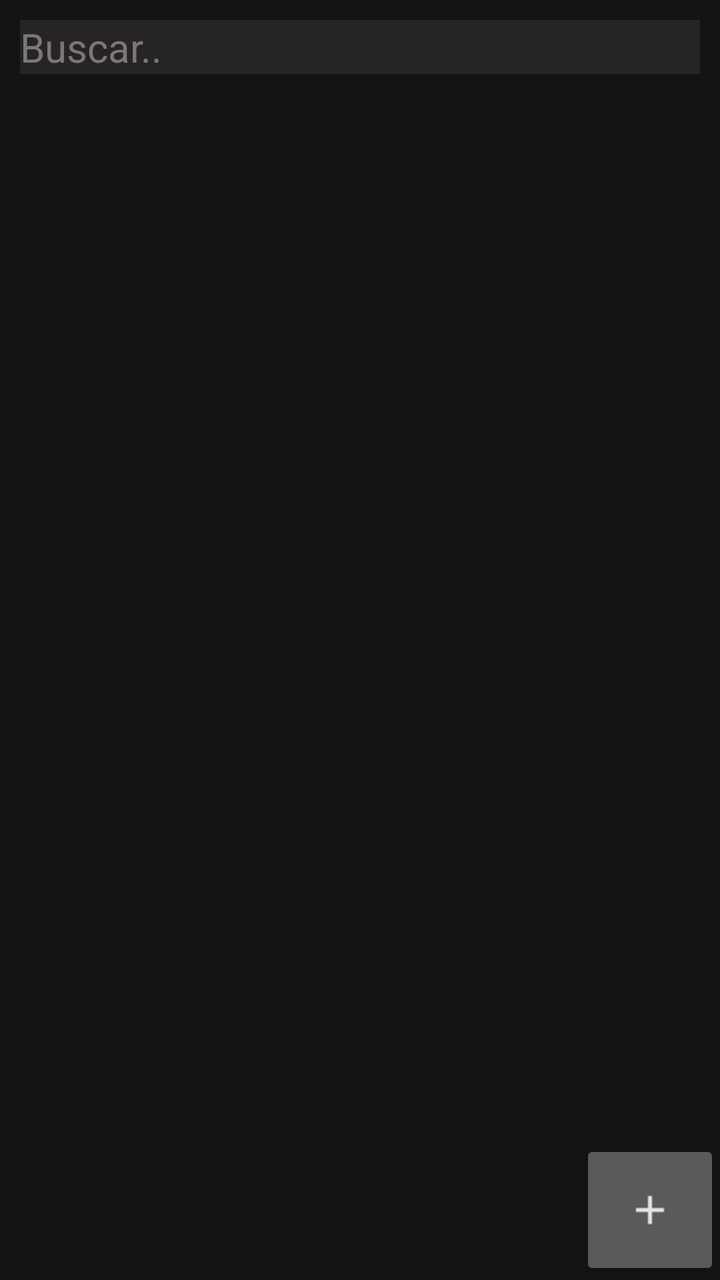
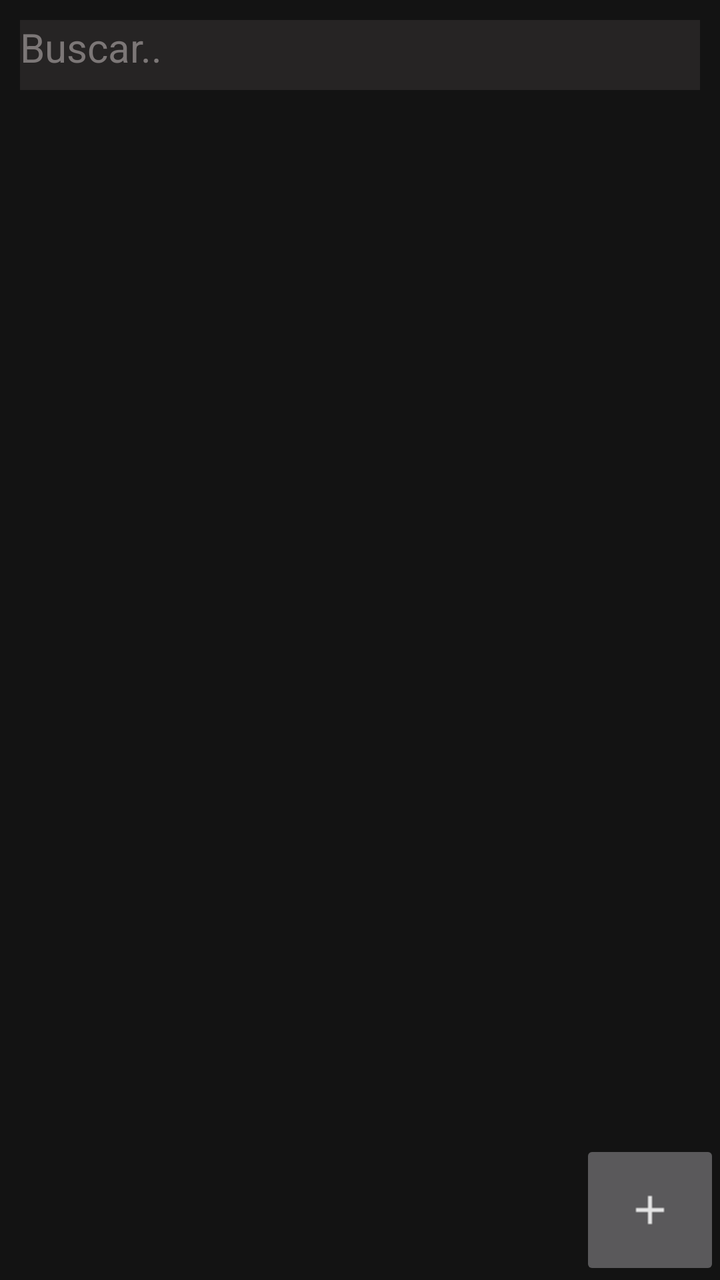

Before-and-after screenshots of an Android layout around one commit, followed by the original layout XML and the change that was made.
<!-- AndroidManifest.xml: application theme Theme.AppCompat.NoActionBar -->
<!-- res/layout/activity_list_reproduction.xml -->
<?xml version="1.0" encoding="UTF-8"?>
<LinearLayout xmlns:android="http://schemas.android.com/apk/res/android"
    xmlns:app="http://schemas.android.com/apk/res-auto"
    android:id="@+id/layoutPrincipal"
    android:layout_width="match_parent"
    android:layout_height="match_parent"
    android:orientation="vertical"
    android:background="#131313">
    <FrameLayout 
        android:id="@+id/Layoutinterno"
        android:layout_width="match_parent"
        android:layout_height="0dp"
        android:layout_weight="1"
        android:gravity="center_horizontal">
        <ScrollView
            android:layout_width="match_parent"
            android:layout_height="wrap_content">
            <FrameLayout 
                android:layout_width="match_parent"
                android:layout_height="wrap_content"
                android:orientation="vertical"
                android:gravity="center_horizontal">
                <LinearLayout
                    android:layout_width="match_parent"
                    android:layout_height="wrap_content"
                    android:orientation="vertical">
                    <TextView
                        android:id="@+id/input_button"
                        android:layout_width="match_parent"
                        android:layout_height="wrap_content"
                        android:layout_margin="10dp"
                        android:textSize="20sp"
                        android:text="Buscar.."
                        android:background="#262424"
                        android:textColor="#7c7777"
                        android:clickable="true"
                        android:focusable="true"/>
                    <GridLayout
                        android:id="@+id/gridLayout"
                        android:layout_width="match_parent"
                        android:layout_height="match_parent"
                        android:columnCount="2"
                        android:padding="2dp"
                        android:layout_margin="2dp"
                        android:orientation="horizontal">
                        
                    </GridLayout>
                </LinearLayout>
            </FrameLayout>
        </ScrollView>
        
        <ImageButton
            android:id="@+id/btnCreateList"
            android:layout_width="70dp"
            android:layout_height="70dp"
            android:layout_gravity="bottom|end"
            android:src="@drawable/ic_create_list"/>
    </FrameLayout>
    
</LinearLayout>
<!-- resources referenced by this layout -->
<resources>
  <!-- drawable ic_create_list: png bitmap (drawable, 149 bytes) -->
</resources>

<!-- the commit's change to res/layout/activity_list_reproduction.xml (unified diff, before → after) -->
@@ -27,7 +27,7 @@
                     <TextView
                         android:id="@+id/input_button"
                         android:layout_width="match_parent"
-                        android:layout_height="wrap_content"
+                        android:layout_height="35dp"
                         android:layout_margin="10dp"
                         android:textSize="20sp"
                         android:text="Buscar.."
